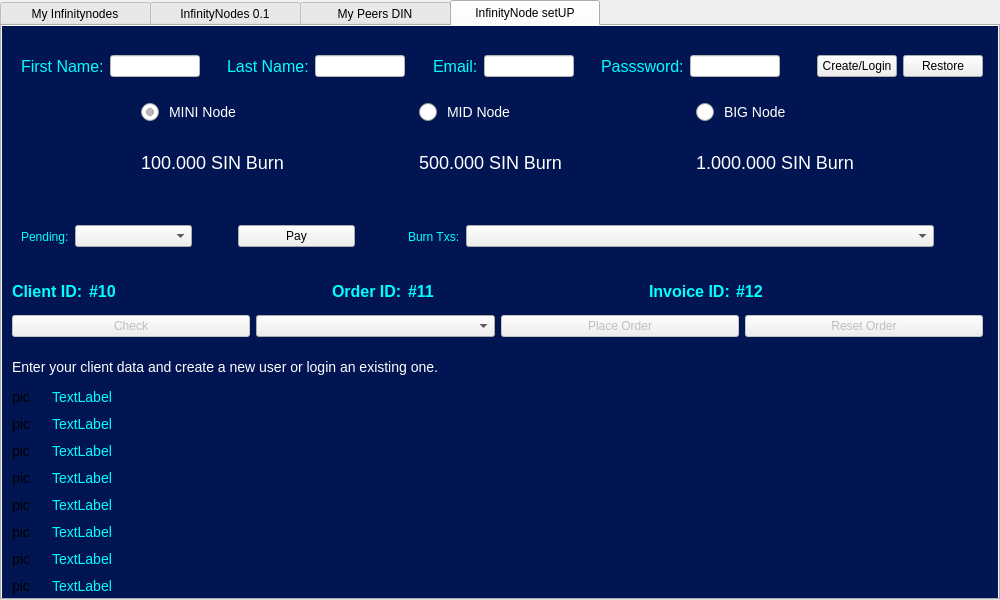
This is src/qt/forms/masternodelist.ui in hardwarewise/SIN-core as Qt 5 draws it before an edit. The edited form follows.
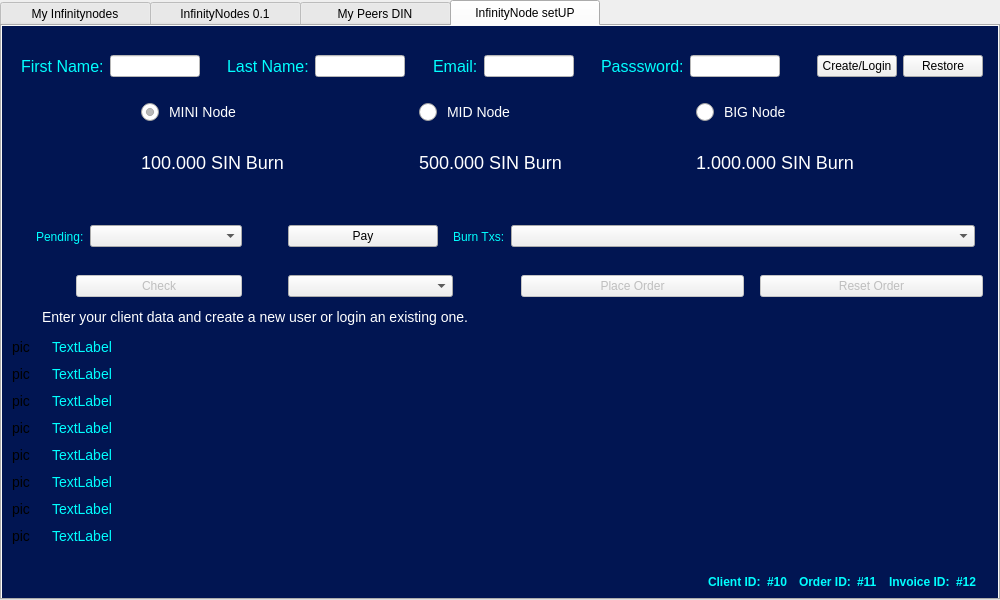
This is the edited form. The open tabs and pages were chosen to show the change. Icons and pictures are not drawn.

```diff
--- a/src/qt/forms/masternodelist.ui
+++ b/src/qt/forms/masternodelist.ui
@@ -743,7 +743,7 @@
          <property name="geometry">
           <rect>
            <x>50</x>
-           <y>360</y>
+           <y>310</y>
            <width>931</width>
            <height>210</height>
           </rect>
@@ -843,7 +843,7 @@
          <property name="geometry">
           <rect>
            <x>10</x>
-           <y>360</y>
+           <y>310</y>
            <width>41</width>
            <height>210</height>
           </rect>
@@ -935,40 +935,129 @@
          <property name="geometry">
           <rect>
            <x>10</x>
-           <y>270</y>
+           <y>230</y>
            <width>971</width>
            <height>61</height>
           </rect>
          </property>
          <layout class="QHBoxLayout" name="horizontalLayout">
+          <item>
+           <spacer name="horizontalSpacer_17">
+            <property name="orientation">
+             <enum>Qt::Horizontal</enum>
+            </property>
+            <property name="sizeType">
+             <enum>QSizePolicy::Fixed</enum>
+            </property>
+            <property name="sizeHint" stdset="0">
+             <size>
+              <width>64</width>
+              <height>20</height>
+             </size>
+            </property>
+           </spacer>
+          </item>
           <item>
            <widget class="QPushButton" name="btnCheck">
             <property name="enabled">
              <bool>false</bool>
             </property>
+            <property name="minimumSize">
+             <size>
+              <width>150</width>
+              <height>0</height>
+             </size>
+            </property>
             <property name="text">
              <string>Check</string>
             </property>
            </widget>
           </item>
           <item>
-           <widget class="QComboBox" name="comboBilling"/>
+           <spacer name="horizontalSpacer_16">
+            <property name="orientation">
+             <enum>Qt::Horizontal</enum>
+            </property>
+            <property name="sizeType">
+             <enum>QSizePolicy::Fixed</enum>
+            </property>
+            <property name="sizeHint" stdset="0">
+             <size>
+              <width>40</width>
+              <height>20</height>
+             </size>
+            </property>
+           </spacer>
+          </item>
+          <item>
+           <widget class="QComboBox" name="comboBilling">
+            <property name="minimumSize">
+             <size>
+              <width>150</width>
+              <height>0</height>
+             </size>
+            </property>
+           </widget>
+          </item>
+          <item>
+           <spacer name="horizontalSpacer_9">
+            <property name="orientation">
+             <enum>Qt::Horizontal</enum>
+            </property>
+            <property name="sizeType">
+             <enum>QSizePolicy::Fixed</enum>
+            </property>
+            <property name="sizeHint" stdset="0">
+             <size>
+              <width>62</width>
+              <height>20</height>
+             </size>
+            </property>
+           </spacer>
           </item>
           <item>
            <widget class="QPushButton" name="btnSetup">
             <property name="enabled">
              <bool>false</bool>
             </property>
+            <property name="minimumSize">
+             <size>
+              <width>223</width>
+              <height>0</height>
+             </size>
+            </property>
             <property name="text">
              <string>Place Order</string>
             </property>
            </widget>
           </item>
+          <item>
+           <spacer name="horizontalSpacer_19">
+            <property name="orientation">
+             <enum>Qt::Horizontal</enum>
+            </property>
+            <property name="sizeType">
+             <enum>QSizePolicy::Fixed</enum>
+            </property>
+            <property name="sizeHint" stdset="0">
+             <size>
+              <width>10</width>
+              <height>20</height>
+             </size>
+            </property>
+           </spacer>
+          </item>
           <item>
            <widget class="QPushButton" name="btnSetupReset">
             <property name="enabled">
              <bool>false</bool>
             </property>
+            <property name="minimumSize">
+             <size>
+              <width>223</width>
+              <height>0</height>
+             </size>
+            </property>
             <property name="text">
              <string>Reset Order</string>
             </property>
@@ -980,12 +1069,28 @@
          <property name="geometry">
           <rect>
            <x>10</x>
-           <y>330</y>
+           <y>280</y>
            <width>971</width>
            <height>22</height>
           </rect>
          </property>
          <layout class="QHBoxLayout" name="horizontalLayout_6">
+          <item>
+           <spacer name="horizontalSpacer_20">
+            <property name="orientation">
+             <enum>Qt::Horizontal</enum>
+            </property>
+            <property name="sizeType">
+             <enum>QSizePolicy::Fixed</enum>
+            </property>
+            <property name="sizeHint" stdset="0">
+             <size>
+              <width>30</width>
+              <height>20</height>
+             </size>
+            </property>
+           </spacer>
+          </item>
           <item>
            <widget class="QLabel" name="labelMessage">
             <property name="minimumSize">
@@ -1223,17 +1328,33 @@
           <rect>
            <x>10</x>
            <y>180</y>
-           <width>971</width>
+           <width>972</width>
            <height>61</height>
           </rect>
          </property>
          <layout class="QHBoxLayout" name="horizontalLayout_12">
           <item>
            <widget class="QWidget" name="widgetCurrent" native="true">
-            <layout class="QHBoxLayout" name="horizontalLayout_11" stretch="1,5,0,5,2,2,20,0">
+            <layout class="QHBoxLayout" name="horizontalLayout_11" stretch="0,1,5,0,5,0,2,20">
              <property name="spacing">
               <number>6</number>
              </property>
+             <item>
+              <spacer name="horizontalSpacer_18">
+               <property name="orientation">
+                <enum>Qt::Horizontal</enum>
+               </property>
+               <property name="sizeType">
+                <enum>QSizePolicy::Fixed</enum>
+               </property>
+               <property name="sizeHint" stdset="0">
+                <size>
+                 <width>15</width>
+                 <height>20</height>
+                </size>
+               </property>
+              </spacer>
+             </item>
              <item>
               <widget class="QLabel" name="labelInvoicePending">
                <property name="styleSheet">
@@ -1245,13 +1366,23 @@
               </widget>
              </item>
              <item>
-              <widget class="QComboBox" name="comboInvoice"/>
+              <widget class="QComboBox" name="comboInvoice">
+               <property name="minimumSize">
+                <size>
+                 <width>152</width>
+                 <height>0</height>
+                </size>
+               </property>
+              </widget>
              </item>
              <item>
               <spacer name="horizontalSpacer_10">
                <property name="orientation">
                 <enum>Qt::Horizontal</enum>
                </property>
+               <property name="sizeType">
+                <enum>QSizePolicy::Fixed</enum>
+               </property>
                <property name="sizeHint" stdset="0">
                 <size>
                  <width>40</width>
@@ -1262,6 +1393,12 @@
              </item>
              <item>
               <widget class="QPushButton" name="payButton">
+               <property name="minimumSize">
+                <size>
+                 <width>150</width>
+                 <height>0</height>
+                </size>
+               </property>
                <property name="text">
                 <string>Pay</string>
                </property>
@@ -1272,9 +1409,12 @@
                <property name="orientation">
                 <enum>Qt::Horizontal</enum>
                </property>
+               <property name="sizeType">
+                <enum>QSizePolicy::Fixed</enum>
+               </property>
                <property name="sizeHint" stdset="0">
                 <size>
-                 <width>40</width>
+                 <width>9</width>
                  <height>20</height>
                 </size>
                </property>
@@ -1291,20 +1431,14 @@
               </widget>
              </item>
              <item>
-              <widget class="QComboBox" name="comboBurnTx"/>
-             </item>
-             <item>
-              <spacer name="horizontalSpacer_9">
-               <property name="orientation">
-                <enum>Qt::Horizontal</enum>
-               </property>
-               <property name="sizeHint" stdset="0">
+              <widget class="QComboBox" name="comboBurnTx">
+               <property name="minimumSize">
                 <size>
-                 <width>40</width>
-                 <height>20</height>
+                 <width>440</width>
+                 <height>0</height>
                 </size>
                </property>
-              </spacer>
+              </widget>
              </item>
             </layout>
            </widget>
@@ -1314,13 +1448,26 @@
         <widget class="QWidget" name="horizontalLayoutWidget_7">
          <property name="geometry">
           <rect>
-           <x>10</x>
-           <y>250</y>
+           <x>20</x>
+           <y>540</y>
            <width>961</width>
            <height>31</height>
           </rect>
          </property>
          <layout class="QHBoxLayout" name="horizontalLayout_13">
+          <item>
+           <spacer name="horizontalSpacer_15">
+            <property name="orientation">
+             <enum>Qt::Horizontal</enum>
+            </property>
+            <property name="sizeHint" stdset="0">
+             <size>
+              <width>700</width>
+              <height>20</height>
+             </size>
+            </property>
+           </spacer>
+          </item>
           <item>
            <widget class="QLabel" name="labelClientIdValue">
             <property name="font">
@@ -1331,7 +1478,7 @@
              </font>
             </property>
             <property name="styleSheet">
-             <string notr="true">font-size:16px;
+             <string notr="true">font-size:12px;
 color: #01FFFF;</string>
             </property>
             <property name="text">
@@ -1349,7 +1496,7 @@
              </font>
             </property>
             <property name="styleSheet">
-             <string notr="true">font-size:16px;
+             <string notr="true">font-size:12px;
 color: #01FFFF;</string>
             </property>
             <property name="text">
@@ -1364,7 +1511,7 @@
             </property>
             <property name="sizeHint" stdset="0">
              <size>
-              <width>40</width>
+              <width>20</width>
               <height>20</height>
              </size>
             </property>
@@ -1380,7 +1527,7 @@
              </font>
             </property>
             <property name="styleSheet">
-             <string notr="true">font-size:16px;
+             <string notr="true">font-size:12px;
 color: #01FFFF;</string>
             </property>
             <property name="text">
@@ -1398,7 +1545,7 @@
              </font>
             </property>
             <property name="styleSheet">
-             <string notr="true">font-size:16px;
+             <string notr="true">font-size:12px;
 color: #01FFFF;</string>
             </property>
             <property name="text">
@@ -1413,7 +1560,7 @@
             </property>
             <property name="sizeHint" stdset="0">
              <size>
-              <width>40</width>
+              <width>20</width>
               <height>20</height>
              </size>
             </property>
@@ -1429,7 +1576,7 @@
              </font>
             </property>
             <property name="styleSheet">
-             <string notr="true">font-size:16px;
+             <string notr="true">font-size:12px;
 color: #01FFFF;</string>
             </property>
             <property name="text">
@@ -1447,7 +1594,7 @@
              </font>
             </property>
             <property name="styleSheet">
-             <string notr="true">font-size:16px;
+             <string notr="true">font-size:12px;
 color: #01FFFF;</string>
             </property>
             <property name="text">
@@ -1462,7 +1609,7 @@
             </property>
             <property name="sizeHint" stdset="0">
              <size>
-              <width>40</width>
+              <width>20</width>
               <height>20</height>
              </size>
             </property>
```
Left out of the diff: 2 changed lines with no effect on the pictures.
